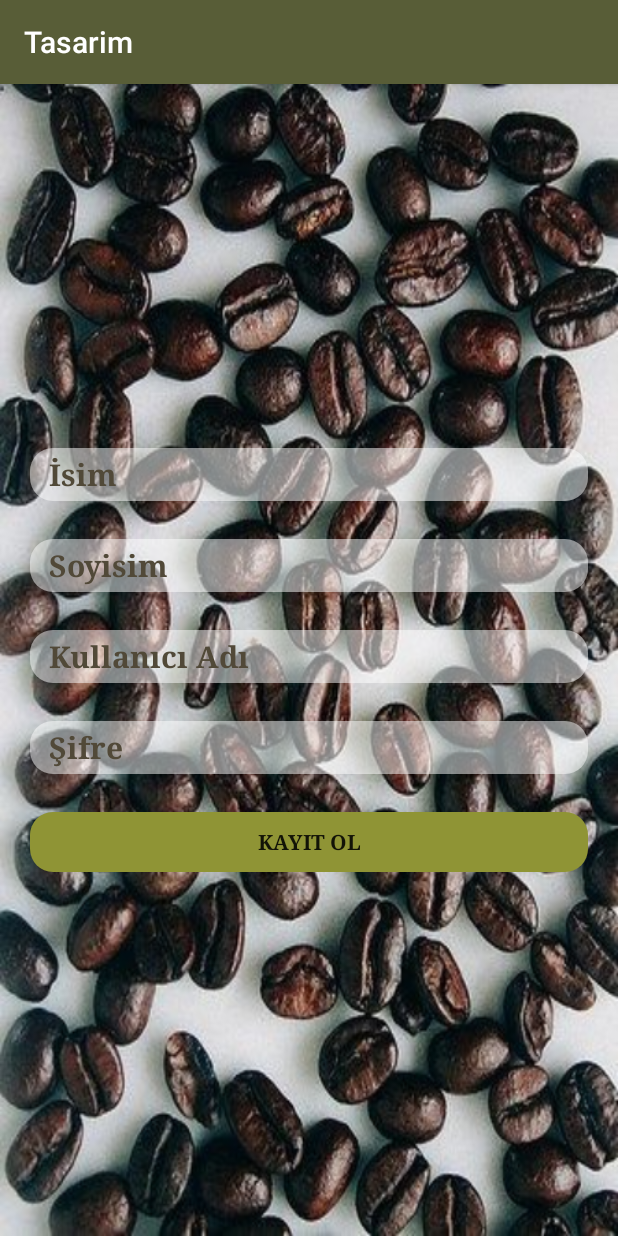
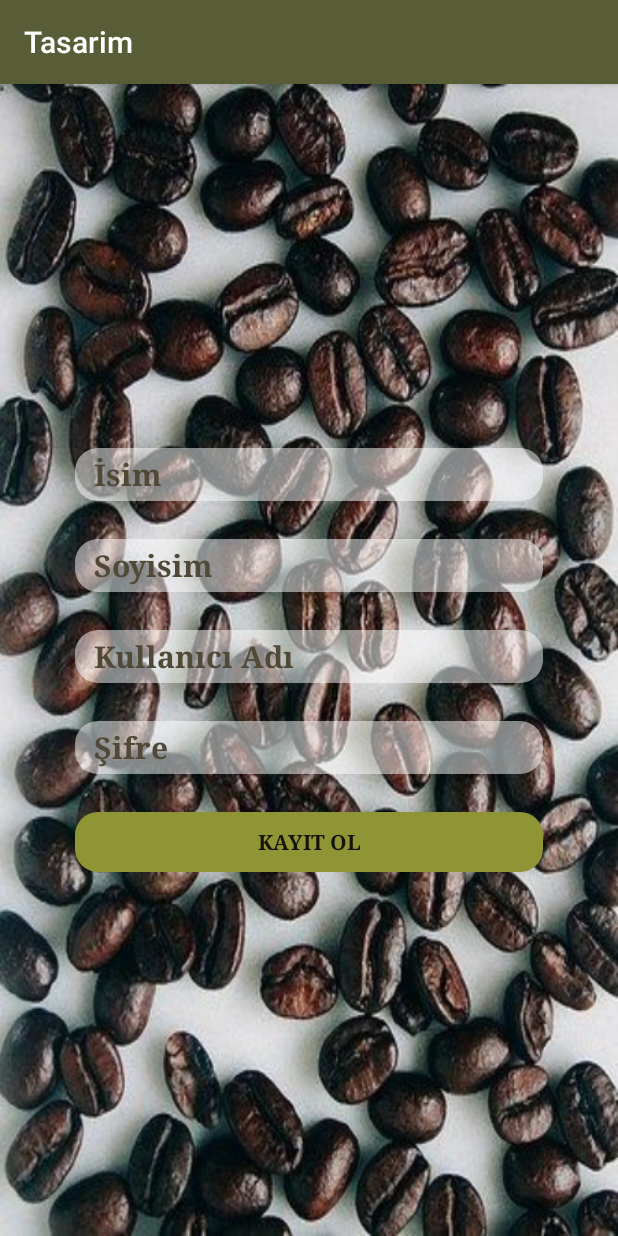
Before and after one commit to BeaconCafe/Tasarim, an Android app: the KayitOl screen opened directly, with no data from a screen before it, on a phone screen of 412 x 824 dp. Run offline under Robolectric (Android 15) with nearby library versions, the phone set to English and light mode, and no system bars.

Commit message:
giriş yapıldı

```diff
--- a/app/src/main/res/layout/activity_giris.xml
+++ b/app/src/main/res/layout/activity_giris.xml
@@ -36,7 +36,7 @@
             android:background="@drawable/background"
             android:backgroundTint="#80ffffff"
             android:focusable="true"
-            android:inputType="textPersonName"
+            android:inputType="textPassword"
             android:textColorHint="@color/colorPrimaryDark"
             android:hint="Şifre..."/>
 
@@ -75,7 +75,7 @@
                 android:textStyle="bold"
                 android:text="Üye Ol"
                 android:textAppearance="@style/TextAppearance.AppCompat.Body1"
-
+                android:textSize="16dp"
                 android:textColor="@color/colorAccent" />
 
 
--- a/app/src/main/res/layout/activity_kayit_ol.xml
+++ b/app/src/main/res/layout/activity_kayit_ol.xml
@@ -15,8 +15,8 @@
         android:id="@+id/isim"
         android:layout_width="match_parent"
         android:layout_height="35dp"
-        android:layout_marginLeft="20dp"
-        android:layout_marginRight="20dp"
+        android:layout_marginLeft="50dp"
+        android:layout_marginRight="50dp"
 
         android:backgroundTint="#80FFFFFF"
         android:ems="10"
@@ -37,8 +37,8 @@
         android:id="@+id/soyisim"
         android:layout_width="match_parent"
         android:layout_height="35dp"
-        android:layout_marginLeft="20dp"
-        android:layout_marginRight="20dp"
+        android:layout_marginLeft="50dp"
+        android:layout_marginRight="50dp"
         android:layout_marginTop="25dp"
         android:backgroundTint="#80FFFFFF"
         android:ems="10"
@@ -57,8 +57,8 @@
         android:id="@+id/kullaniciAdi"
         android:layout_width="match_parent"
         android:layout_height="35dp"
-        android:layout_marginLeft="20dp"
-        android:layout_marginRight="20dp"
+        android:layout_marginLeft="50dp"
+        android:layout_marginRight="50dp"
         android:layout_marginTop="25dp"
         android:backgroundTint="#80FFFFFF"
         android:ems="10"
@@ -76,14 +76,14 @@
         android:id="@+id/editText"
         android:layout_width="match_parent"
         android:layout_height="35dp"
-        android:layout_marginLeft="20dp"
-        android:layout_marginRight="20dp"
+        android:layout_marginLeft="50dp"
+        android:layout_marginRight="50dp"
         android:layout_marginTop="25dp"
         android:backgroundTint="#80FFFFFF"
         android:ems="10"
         android:fontFamily="serif"
         android:hint="  Şifre"
-        android:inputType="textPersonName"
+        android:inputType="textPassword"
         android:textAppearance="@style/TextAppearance.AppCompat.Body2"
         android:textColorHint="@color/colorPrimaryDark"
         android:textSize="20sp"
@@ -99,8 +99,8 @@
             android:id="@+id/kayitOl"
             android:layout_width="match_parent"
             android:layout_height="40dp"
-            android:layout_marginLeft="20dp"
-            android:layout_marginRight="20dp"
+            android:layout_marginLeft="50dp"
+            android:layout_marginRight="50dp"
             android:fontFamily="serif"
             android:text="Kayıt Ol"
             android:backgroundTint="@color/yesil"
```
